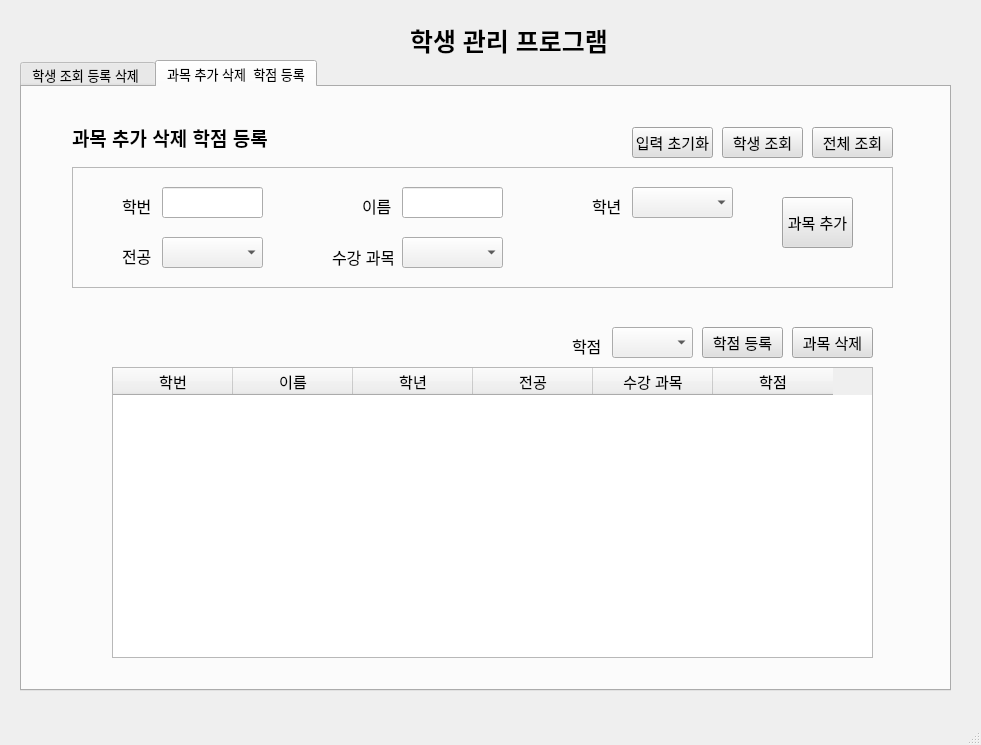
This is mainwindow.ui in gunwoopyo/studentManagement as Qt 5 draws it before an edit. The edited form follows.
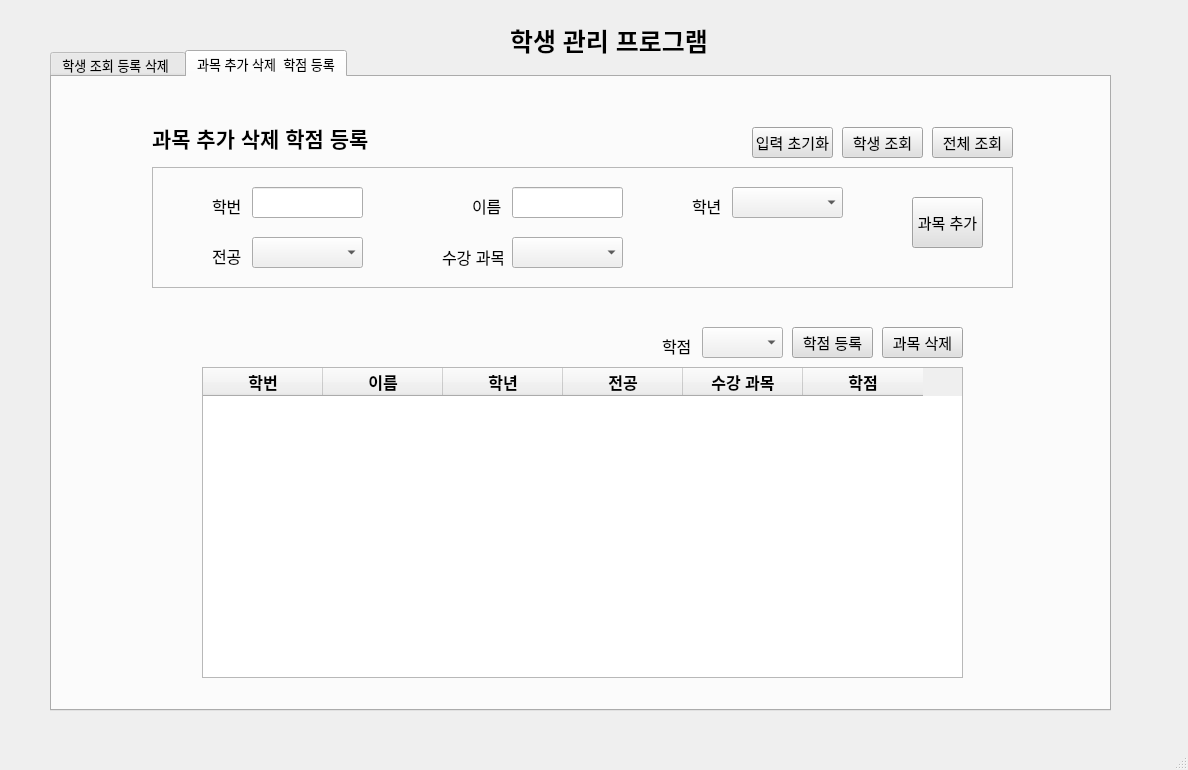
This is the edited form. The open tabs and pages were chosen to show the change.

Patch:
```diff
--- a/mainwindow.ui
+++ b/mainwindow.ui
@@ -6,8 +6,8 @@
    <rect>
     <x>0</x>
     <y>0</y>
-    <width>981</width>
-    <height>745</height>
+    <width>1188</width>
+    <height>770</height>
    </rect>
   </property>
   <property name="font">
@@ -25,10 +25,10 @@
    <widget class="QTabWidget" name="tabWidget">
     <property name="geometry">
      <rect>
-      <x>20</x>
-      <y>60</y>
-      <width>931</width>
-      <height>631</height>
+      <x>50</x>
+      <y>50</y>
+      <width>1061</width>
+      <height>661</height>
      </rect>
     </property>
     <property name="tabletTracking">
@@ -545,9 +545,9 @@
      <widget class="QFrame" name="addCourseFrame">
       <property name="geometry">
        <rect>
-        <x>50</x>
-        <y>80</y>
-        <width>821</width>
+        <x>100</x>
+        <y>90</y>
+        <width>861</width>
         <height>121</height>
        </rect>
       </property>
@@ -563,9 +563,9 @@
       <widget class="QLineEdit" name="courseStudentIDText">
        <property name="geometry">
         <rect>
-         <x>90</x>
+         <x>100</x>
          <y>20</y>
-         <width>101</width>
+         <width>111</width>
          <height>31</height>
         </rect>
        </property>
@@ -573,7 +573,7 @@
       <widget class="QLabel" name="courseStudentID">
        <property name="geometry">
         <rect>
-         <x>50</x>
+         <x>60</x>
          <y>30</y>
          <width>31</width>
          <height>18</height>
@@ -591,7 +591,7 @@
       <widget class="QLabel" name="courseYear">
        <property name="geometry">
         <rect>
-         <x>520</x>
+         <x>540</x>
          <y>30</y>
          <width>31</width>
          <height>18</height>
@@ -609,12 +609,17 @@
       <widget class="QComboBox" name="courseYearComboBox">
        <property name="geometry">
         <rect>
-         <x>560</x>
+         <x>580</x>
          <y>20</y>
-         <width>101</width>
+         <width>111</width>
          <height>31</height>
         </rect>
        </property>
+       <property name="font">
+        <font>
+         <pointsize>11</pointsize>
+        </font>
+       </property>
        <item>
         <property name="text">
          <string/>
@@ -654,7 +659,7 @@
       <widget class="QLabel" name="courseName">
        <property name="geometry">
         <rect>
-         <x>290</x>
+         <x>320</x>
          <y>30</y>
          <width>31</width>
          <height>18</height>
@@ -672,9 +677,9 @@
       <widget class="QLineEdit" name="courseStudentNameText">
        <property name="geometry">
         <rect>
-         <x>330</x>
+         <x>360</x>
          <y>20</y>
-         <width>101</width>
+         <width>111</width>
          <height>31</height>
         </rect>
        </property>
@@ -685,12 +690,17 @@
        </property>
        <property name="geometry">
         <rect>
-         <x>330</x>
+         <x>360</x>
          <y>70</y>
-         <width>101</width>
+         <width>111</width>
          <height>31</height>
         </rect>
        </property>
+       <property name="font">
+        <font>
+         <pointsize>11</pointsize>
+        </font>
+       </property>
        <item>
         <property name="text">
          <string/>
@@ -700,7 +710,7 @@
       <widget class="QLabel" name="courseCourseName">
        <property name="geometry">
         <rect>
-         <x>260</x>
+         <x>290</x>
          <y>80</y>
          <width>61</width>
          <height>20</height>
@@ -718,7 +728,7 @@
       <widget class="QLabel" name="courseMajor">
        <property name="geometry">
         <rect>
-         <x>50</x>
+         <x>60</x>
          <y>80</y>
          <width>31</width>
          <height>18</height>
@@ -739,12 +749,17 @@
        </property>
        <property name="geometry">
         <rect>
-         <x>90</x>
+         <x>100</x>
          <y>70</y>
-         <width>101</width>
+         <width>111</width>
          <height>31</height>
         </rect>
        </property>
+       <property name="font">
+        <font>
+         <pointsize>11</pointsize>
+        </font>
+       </property>
        <item>
         <property name="text">
          <string/>
@@ -769,7 +784,7 @@
       <widget class="QPushButton" name="courseAddPushButton">
        <property name="geometry">
         <rect>
-         <x>710</x>
+         <x>760</x>
          <y>30</y>
          <width>71</width>
          <height>51</height>
@@ -793,12 +808,17 @@
      <widget class="QTableWidget" name="courseTable">
       <property name="geometry">
        <rect>
-        <x>90</x>
-        <y>280</y>
+        <x>150</x>
+        <y>290</y>
         <width>761</width>
-        <height>291</height>
+        <height>311</height>
        </rect>
       </property>
+      <property name="font">
+       <font>
+        <pointsize>11</pointsize>
+       </font>
+      </property>
       <attribute name="horizontalHeaderDefaultSectionSize">
        <number>120</number>
       </attribute>
@@ -808,7 +828,8 @@
        </property>
        <property name="font">
         <font>
-         <pointsize>11</pointsize>
+         <pointsize>12</pointsize>
+         <bold>true</bold>
         </font>
        </property>
       </column>
@@ -818,7 +839,8 @@
        </property>
        <property name="font">
         <font>
-         <pointsize>11</pointsize>
+         <pointsize>12</pointsize>
+         <bold>true</bold>
         </font>
        </property>
       </column>
@@ -828,7 +850,8 @@
        </property>
        <property name="font">
         <font>
-         <pointsize>11</pointsize>
+         <pointsize>12</pointsize>
+         <bold>true</bold>
         </font>
        </property>
       </column>
@@ -838,7 +861,8 @@
        </property>
        <property name="font">
         <font>
-         <pointsize>11</pointsize>
+         <pointsize>12</pointsize>
+         <bold>true</bold>
         </font>
        </property>
       </column>
@@ -848,7 +872,8 @@
        </property>
        <property name="font">
         <font>
-         <pointsize>11</pointsize>
+         <pointsize>12</pointsize>
+         <bold>true</bold>
         </font>
        </property>
       </column>
@@ -858,7 +883,8 @@
        </property>
        <property name="font">
         <font>
-         <pointsize>11</pointsize>
+         <pointsize>12</pointsize>
+         <bold>true</bold>
         </font>
        </property>
       </column>
@@ -866,8 +892,8 @@
      <widget class="QPushButton" name="courseSearchPushButton">
       <property name="geometry">
        <rect>
-        <x>700</x>
-        <y>40</y>
+        <x>790</x>
+        <y>50</y>
         <width>81</width>
         <height>31</height>
        </rect>
@@ -889,8 +915,8 @@
      <widget class="QPushButton" name="courseAllSearchPushButton">
       <property name="geometry">
        <rect>
-        <x>790</x>
-        <y>40</y>
+        <x>880</x>
+        <y>50</y>
         <width>81</width>
         <height>31</height>
        </rect>
@@ -912,8 +938,8 @@
      <widget class="QPushButton" name="clearCourseFieldPushButton">
       <property name="geometry">
        <rect>
-        <x>610</x>
-        <y>40</y>
+        <x>700</x>
+        <y>50</y>
         <width>81</width>
         <height>31</height>
        </rect>
@@ -935,15 +961,15 @@
      <widget class="QLabel" name="label_2">
       <property name="geometry">
        <rect>
-        <x>50</x>
+        <x>100</x>
         <y>40</y>
-        <width>231</width>
-        <height>21</height>
+        <width>241</width>
+        <height>41</height>
        </rect>
       </property>
       <property name="font">
        <font>
-        <pointsize>14</pointsize>
+        <pointsize>16</pointsize>
         <bold>true</bold>
        </font>
       </property>
@@ -954,8 +980,8 @@
      <widget class="QPushButton" name="deleteCoursePushButton">
       <property name="geometry">
        <rect>
-        <x>770</x>
-        <y>240</y>
+        <x>830</x>
+        <y>250</y>
         <width>81</width>
         <height>31</height>
        </rect>
@@ -977,15 +1003,15 @@
      <widget class="QComboBox" name="courseGradeComboBox">
       <property name="geometry">
        <rect>
-        <x>590</x>
-        <y>240</y>
+        <x>650</x>
+        <y>250</y>
         <width>81</width>
         <height>31</height>
        </rect>
       </property>
       <property name="font">
        <font>
-        <pointsize>12</pointsize>
+        <pointsize>11</pointsize>
        </font>
       </property>
       <item>
@@ -1032,8 +1058,8 @@
      <widget class="QPushButton" name="courseGradePushButton">
       <property name="geometry">
        <rect>
-        <x>680</x>
-        <y>240</y>
+        <x>740</x>
+        <y>250</y>
         <width>81</width>
         <height>31</height>
        </rect>
@@ -1055,8 +1081,8 @@
      <widget class="QLabel" name="label_3">
       <property name="geometry">
        <rect>
-        <x>550</x>
-        <y>250</y>
+        <x>610</x>
+        <y>260</y>
         <width>31</width>
         <height>18</height>
        </rect>
@@ -1075,7 +1101,7 @@
    <widget class="QLabel" name="label_9">
     <property name="geometry">
      <rect>
-      <x>410</x>
+      <x>510</x>
       <y>20</y>
       <width>201</width>
       <height>41</height>
```
Left out of the diff: 120 changed lines with no effect on the pictures.
